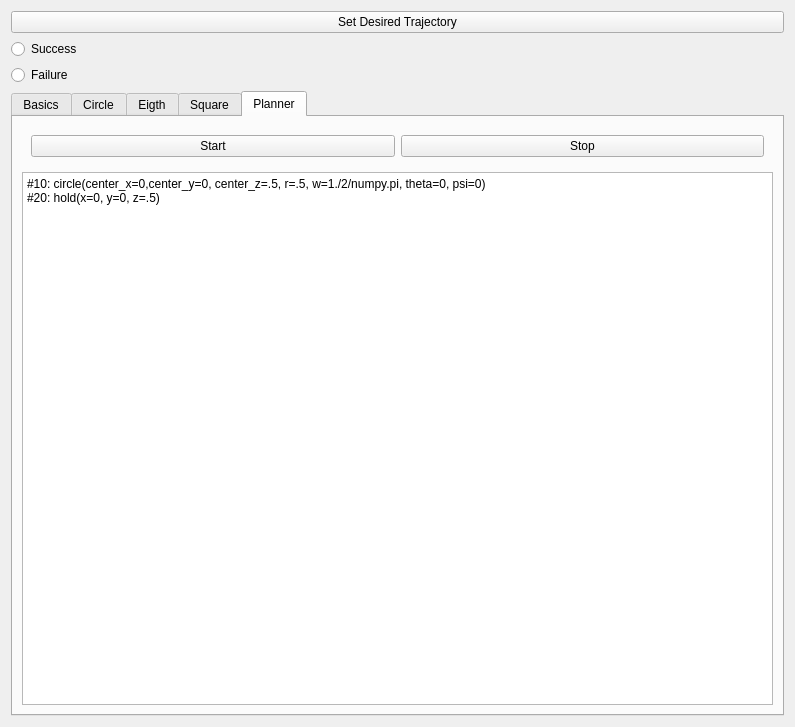
Above: gui/src/gui/TrajectorySelection.ui from massimilianop/sml_under_development before the change. Below: the same form after it.
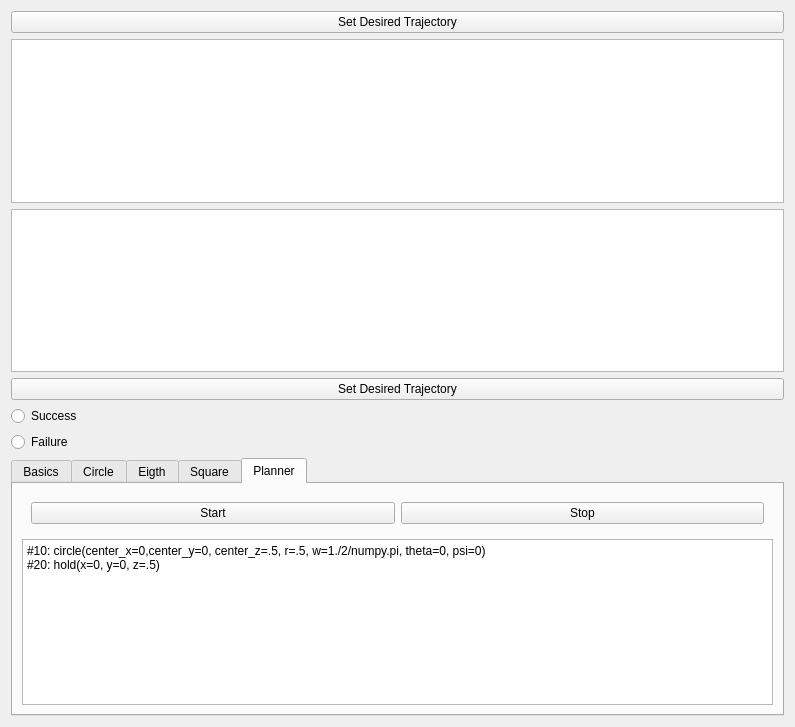
That is the form after the change.

Commit message: Trajectory selection in GUI to use string representation -- using json --  available in trajectory class

```diff
--- a/gui/src/gui/TrajectorySelection.ui
+++ b/gui/src/gui/TrajectorySelection.ui
@@ -17,14 +17,17 @@
    <string notr="true"/>
   </property>
   <layout class="QGridLayout" name="gridLayout">
-   <item row="0" column="1">
-    <widget class="QPushButton" name="SetTrajectory">
+   <item row="2" column="1">
+    <widget class="QListWidget" name="listWidget"/>
+   </item>
+   <item row="5" column="1">
+    <widget class="QRadioButton" name="Success">
      <property name="text">
-      <string>Set Desired Trajectory</string>
+      <string>Success</string>
      </property>
     </widget>
    </item>
-   <item row="3" column="1">
+   <item row="7" column="1">
     <widget class="QTabWidget" name="TrajSelect">
      <property name="currentIndex">
       <number>4</number>
@@ -384,20 +387,30 @@
      </widget>
     </widget>
    </item>
-   <item row="1" column="1">
-    <widget class="QRadioButton" name="Success">
-     <property name="text">
-      <string>Success</string>
-     </property>
-    </widget>
-   </item>
-   <item row="2" column="1">
+   <item row="6" column="1">
     <widget class="QRadioButton" name="Failure">
      <property name="text">
       <string>Failure</string>
      </property>
     </widget>
    </item>
+   <item row="3" column="1">
+    <widget class="QPlainTextEdit" name="TrajectoryMessageInput"/>
+   </item>
+   <item row="1" column="1">
+    <widget class="QPushButton" name="SetTrajectory2">
+     <property name="text">
+      <string>Set Desired Trajectory</string>
+     </property>
+    </widget>
+   </item>
+   <item row="4" column="1">
+    <widget class="QPushButton" name="SetTrajectory">
+     <property name="text">
+      <string>Set Desired Trajectory</string>
+     </property>
+    </widget>
+   </item>
   </layout>
  </widget>
  <resources/>
```
The commit also changes 2 other files.
